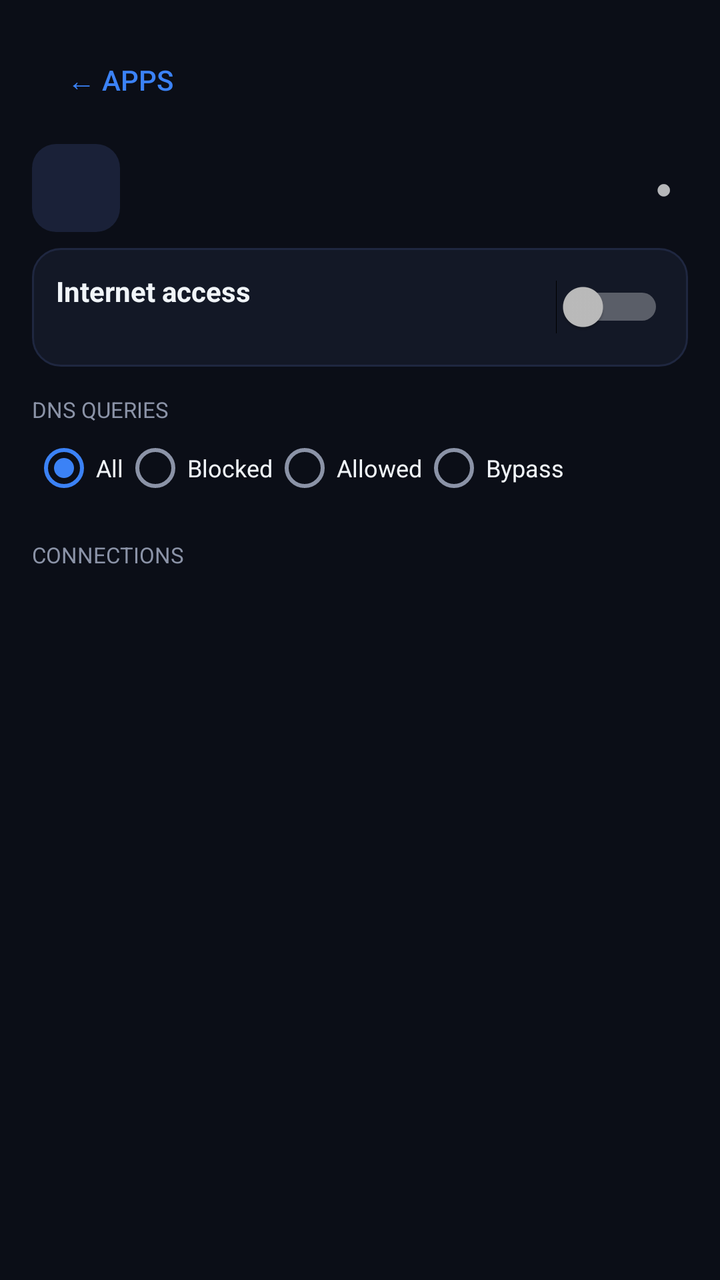
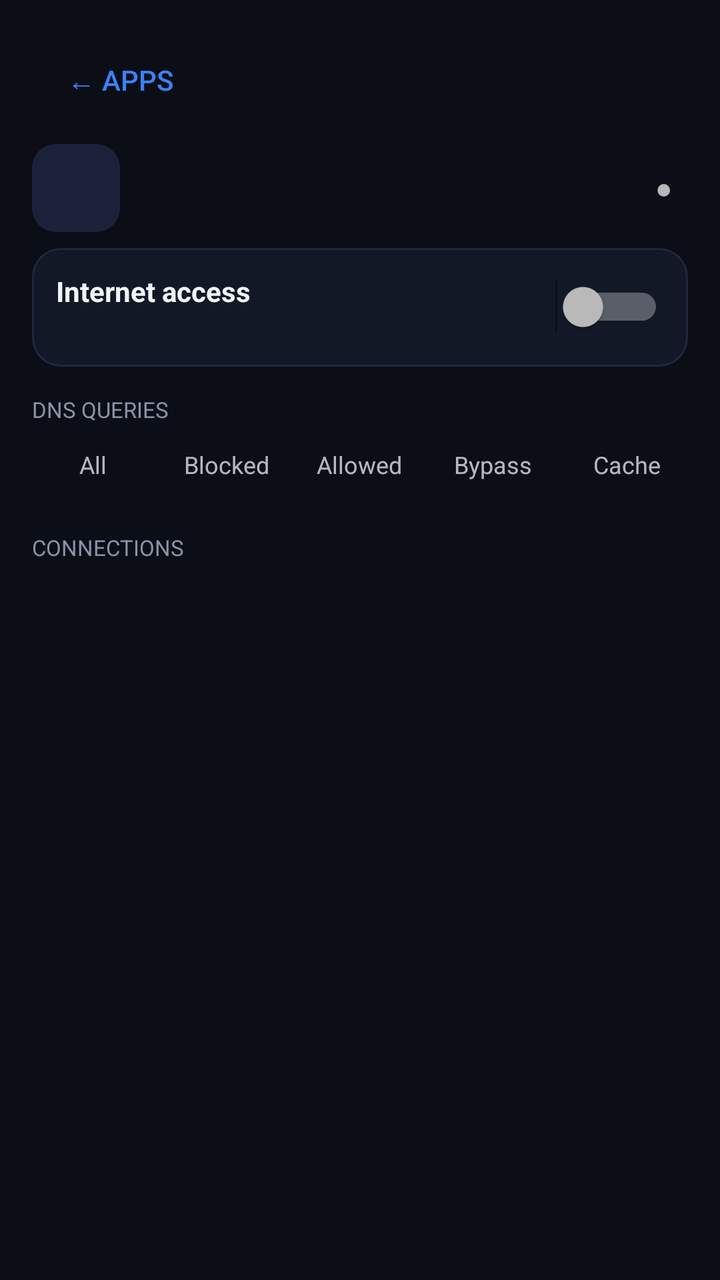

The first picture is an Android layout as it rendered before a commit; the second is the same layout after the commit. The layout source and the unified diff follow.
<!-- AndroidManifest.xml: application theme Theme.NetAverDNS -->
<!-- res/layout/fragment_app_detail.xml -->
<?xml version="1.0" encoding="utf-8"?>
<ScrollView xmlns:android="http://schemas.android.com/apk/res/android"
    android:layout_width="match_parent"
    android:layout_height="match_parent"
    android:background="@color/bg">

    <LinearLayout
        android:layout_width="match_parent"
        android:layout_height="wrap_content"
        android:orientation="vertical"
        android:padding="16dp">

        <Button
            android:id="@+id/detail_back"
            android:layout_width="wrap_content"
            android:layout_height="wrap_content"
            android:text="@string/back_apps"
            android:textColor="@color/accent"
            android:background="@android:color/transparent"
            android:paddingStart="0dp" />

        <LinearLayout
            android:layout_width="match_parent"
            android:layout_height="wrap_content"
            android:orientation="horizontal"
            android:gravity="center_vertical"
            android:paddingTop="8dp"
            android:paddingBottom="8dp">

            <TextView
                android:id="@+id/detail_icon"
                android:layout_width="44dp"
                android:layout_height="44dp"
                android:background="@drawable/badge_bg"
                android:gravity="center"
                android:textColor="@color/accent"
                android:textSize="18sp"
                android:textStyle="bold" />

            <LinearLayout
                android:layout_width="0dp"
                android:layout_height="wrap_content"
                android:layout_weight="1"
                android:orientation="vertical"
                android:paddingStart="12dp">

                <TextView
                    android:id="@+id/detail_name"
                    android:layout_width="wrap_content"
                    android:layout_height="wrap_content"
                    android:textColor="@color/text"
                    android:textSize="17sp"
                    android:textStyle="bold" />

                <TextView
                    android:id="@+id/detail_stats"
                    android:layout_width="wrap_content"
                    android:layout_height="wrap_content"
                    android:textColor="@color/muted"
                    android:textSize="12sp" />
            </LinearLayout>

            <TextView
                android:id="@+id/detail_dot"
                android:layout_width="wrap_content"
                android:layout_height="wrap_content"
                android:text="●"
                android:textSize="14sp"
                android:paddingEnd="8dp" />
        </LinearLayout>

        <LinearLayout
            style="@style/Card"
            android:orientation="vertical">

            <LinearLayout
                android:layout_width="match_parent"
                android:layout_height="wrap_content"
                android:orientation="horizontal"
                android:gravity="center_vertical">

                <LinearLayout
                    android:layout_width="0dp"
                    android:layout_height="wrap_content"
                    android:layout_weight="1"
                    android:orientation="vertical">

                    <TextView
                        android:layout_width="wrap_content"
                        android:layout_height="wrap_content"
                        android:text="@string/internet_access"
                        android:textColor="@color/text"
                        android:textSize="14sp"
                        android:textStyle="bold" />

                    <TextView
                        android:id="@+id/detail_fw_state"
                        android:layout_width="wrap_content"
                        android:layout_height="wrap_content"
                        android:textColor="@color/muted"
                        android:textSize="12sp" />
                </LinearLayout>

                <Switch
                    android:id="@+id/detail_fw"
                    android:layout_width="wrap_content"
                    android:layout_height="wrap_content" />
            </LinearLayout>
        </LinearLayout>

        <TextView
            android:layout_width="wrap_content"
            android:layout_height="wrap_content"
            android:text="@string/dns_queries_label"
            android:textColor="@color/muted"
            android:textSize="11sp"
            android:paddingTop="14dp"
            android:paddingBottom="6dp" />

        <RadioGroup
            android:id="@+id/detail_filter_group"
            android:layout_width="match_parent"
            android:layout_height="wrap_content"
            android:orientation="horizontal"
            android:paddingBottom="6dp">

            <RadioButton android:id="@+id/detail_f_all" android:layout_width="wrap_content" android:layout_height="wrap_content" android:text="@string/filter_all" android:textColor="@color/text" android:textSize="12sp" android:checked="true" />
            <RadioButton android:id="@+id/detail_f_blocked" android:layout_width="wrap_content" android:layout_height="wrap_content" android:text="@string/filter_blocked" android:textColor="@color/text" android:textSize="12sp" />
            <RadioButton android:id="@+id/detail_f_allowed" android:layout_width="wrap_content" android:layout_height="wrap_content" android:text="@string/filter_allowed" android:textColor="@color/text" android:textSize="12sp" />
            <RadioButton android:id="@+id/detail_f_bypass" android:layout_width="wrap_content" android:layout_height="wrap_content" android:text="@string/filter_bypass" android:textColor="@color/text" android:textSize="12sp" />
        </RadioGroup>

        <LinearLayout
            android:id="@+id/detail_dns_list"
            android:layout_width="match_parent"
            android:layout_height="wrap_content"
            android:orientation="vertical" />

        <TextView
            android:id="@+id/detail_conn_header"
            android:layout_width="wrap_content"
            android:layout_height="wrap_content"
            android:text="@string/connections_label"
            android:textColor="@color/muted"
            android:textSize="11sp"
            android:paddingTop="14dp"
            android:paddingBottom="6dp" />

        <LinearLayout
            android:id="@+id/detail_conn_list"
            android:layout_width="match_parent"
            android:layout_height="wrap_content"
            android:orientation="vertical" />

        <TextView
            android:id="@+id/detail_empty"
            android:layout_width="match_parent"
            android:layout_height="wrap_content"
            android:gravity="center"
            android:text="@string/empty_app_log"
            android:textColor="@color/faint"
            android:paddingTop="24dp"
            android:visibility="gone" />
    </LinearLayout>
</ScrollView>
<!-- resources referenced by this layout -->
<resources>
  <color name="accent">#3B82F6</color>
  <color name="bg">#0B0E17</color>
  <color name="faint">#5B6478</color>
  <color name="muted">#8B93A7</color>
  <color name="text">#F1F5F9</color>
  <!-- drawable badge_bg (drawable) -->
  <?xml version="1.0" encoding="utf-8"?>
  <shape xmlns:android="http://schemas.android.com/apk/res/android" android:shape="rectangle">
      <corners android:radius="12dp" />
      <solid android:color="@color/surface2" />
  </shape>
  <string name="back_apps">← Apps</string>
  <string name="connections_label">CONNECTIONS</string>
  <string name="dns_queries_label">DNS QUERIES</string>
  <string name="empty_app_log">No logs for this app yet</string>
  <string name="filter_all">All</string>
  <string name="filter_allowed">Allowed</string>
  <string name="filter_blocked">Blocked</string>
  <string name="filter_bypass">Bypass</string>
  <string name="internet_access">Internet access</string>
  <style name="Card">
          <item name="android:layout_width">match_parent</item>
          <item name="android:layout_height">wrap_content</item>
          <item name="android:background">@drawable/card_bg</item>
          <item name="android:padding">12dp</item>
      </style>
  <style name="Theme.NetAverDNS" parent="android:Theme.Material.NoActionBar">
          <item name="android:windowBackground">@color/bg</item>
          <item name="android:colorBackground">@color/bg</item>
          <item name="android:textColorPrimary">@color/text</item>
          <item name="android:textColorSecondary">@color/muted</item>
          <item name="android:colorAccent">@color/accent</item>
          <item name="android:navigationBarColor">@color/bg</item>
          <item name="android:statusBarColor">@color/bg</item>
      </style>
  <color name="surface2">#1A2138</color>
  <!-- drawable card_bg (drawable) -->
  <?xml version="1.0" encoding="utf-8"?>
  <shape xmlns:android="http://schemas.android.com/apk/res/android" android:shape="rectangle">
      <corners android:radius="14dp" />
      <solid android:color="@color/surface" />
      <stroke android:width="1dp" android:color="@color/border" />
  </shape>
  <color name="surface">#131826</color>
  <color name="border">#1F2740</color>
</resources>

<!-- the commit's change to res/layout/fragment_app_detail.xml (unified diff, before → after) -->
@@ -117,18 +117,18 @@
             android:paddingTop="14dp"
             android:paddingBottom="6dp" />
 
-        <RadioGroup
-            android:id="@+id/detail_filter_group"
+        <LinearLayout
+            android:id="@+id/detail_filter_chips"
             android:layout_width="match_parent"
             android:layout_height="wrap_content"
             android:orientation="horizontal"
             android:paddingBottom="6dp">
-
-            <RadioButton android:id="@+id/detail_f_all" android:layout_width="wrap_content" android:layout_height="wrap_content" android:text="@string/filter_all" android:textColor="@color/text" android:textSize="12sp" android:checked="true" />
-            <RadioButton android:id="@+id/detail_f_blocked" android:layout_width="wrap_content" android:layout_height="wrap_content" android:text="@string/filter_blocked" android:textColor="@color/text" android:textSize="12sp" />
-            <RadioButton android:id="@+id/detail_f_allowed" android:layout_width="wrap_content" android:layout_height="wrap_content" android:text="@string/filter_allowed" android:textColor="@color/text" android:textSize="12sp" />
-            <RadioButton android:id="@+id/detail_f_bypass" android:layout_width="wrap_content" android:layout_height="wrap_content" android:text="@string/filter_bypass" android:textColor="@color/text" android:textSize="12sp" />
-        </RadioGroup>
+            <TextView android:id="@+id/dchip_all" android:layout_width="0dp" android:layout_height="wrap_content" android:layout_weight="1" android:gravity="center" android:paddingTop="6dp" android:paddingBottom="6dp" android:text="@string/filter_all" android:textSize="12sp" />
+            <TextView android:id="@+id/dchip_blocked" android:layout_width="0dp" android:layout_height="wrap_content" android:layout_weight="1" android:layout_marginStart="6dp" android:gravity="center" android:paddingTop="6dp" android:paddingBottom="6dp" android:text="@string/filter_blocked" android:textSize="12sp" />
+            <TextView android:id="@+id/dchip_allowed" android:layout_width="0dp" android:layout_height="wrap_content" android:layout_weight="1" android:layout_marginStart="6dp" android:gravity="center" android:paddingTop="6dp" android:paddingBottom="6dp" android:text="@string/filter_allowed" android:textSize="12sp" />
+            <TextView android:id="@+id/dchip_bypass" android:layout_width="0dp" android:layout_height="wrap_content" android:layout_weight="1" android:layout_marginStart="6dp" android:gravity="center" android:paddingTop="6dp" android:paddingBottom="6dp" android:text="@string/filter_bypass" android:textSize="12sp" />
+            <TextView android:id="@+id/dchip_cache" android:layout_width="0dp" android:layout_height="wrap_content" android:layout_weight="1" android:layout_marginStart="6dp" android:gravity="center" android:paddingTop="6dp" android:paddingBottom="6dp" android:text="@string/filter_cache" android:textSize="12sp" />
+        </LinearLayout>
 
         <LinearLayout
             android:id="@+id/detail_dns_list"
<!-- resource entries referenced after the edit -->
@@ -19,6 +19,7 @@
   <string name="filter_allowed">Allowed</string>
   <string name="filter_blocked">Blocked</string>
   <string name="filter_bypass">Bypass</string>
+  <string name="filter_cache">Cache</string>
   <string name="internet_access">Internet access</string>
   <style name="Card">
           <item name="android:layout_width">match_parent</item>
